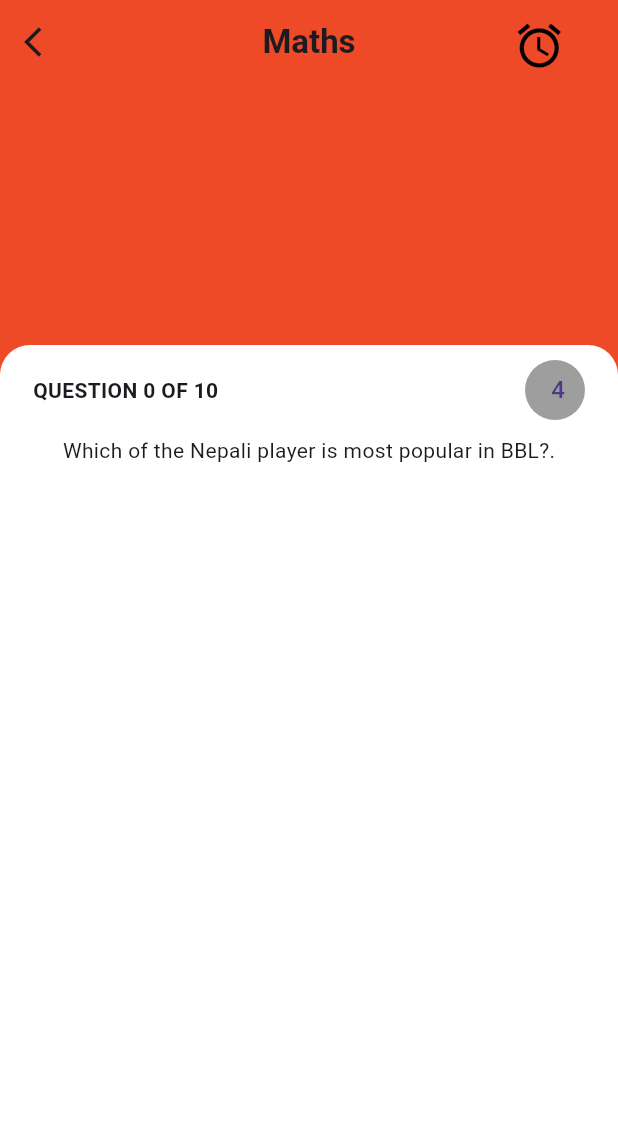
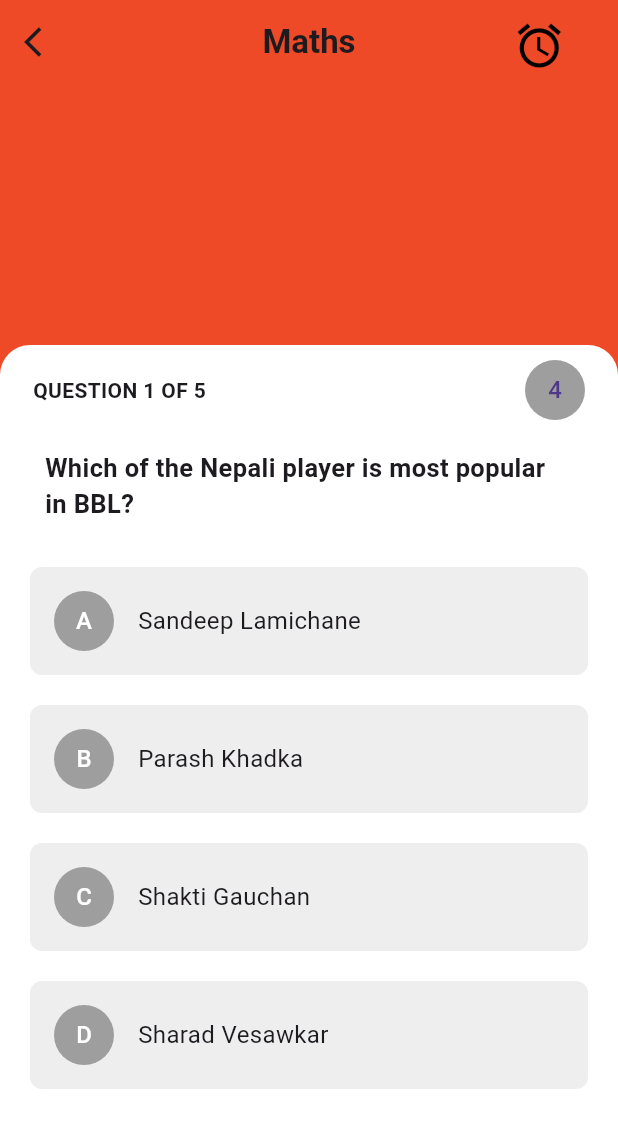
Before and after one commit to admin123KK/quizzes, a Flutter app: the Quizpage screen opened directly, on a phone screen of 412 x 824 dp. Shown: the top 1128 px of the screen. Run offline on Flutter 3.47's test engine with Material 3 defaults, Android fonts, the phone set to English and light mode, and no system bars.

Commit message:
question maths done

```diff
--- a/lib/mathsqpage.dart
+++ b/lib/mathsqpage.dart
@@ -10,9 +10,11 @@ class Quizpage extends StatefulWidget {
 }
 
 class _QuizpageState extends State<Quizpage> {
-  int currentqIndex = 0;
+  int currentqIndex = 0; // Start with the first question
+  int totalPoints = 0; // Track total points
   late Timer timer;
   int timeLeft = 5;
+  bool answered = false; // Track if the current question has been answered
 
   @override
   void initState() {
@@ -23,12 +25,11 @@ class _QuizpageState extends State<Quizpage> {
   @override
   void dispose() {
     timer.cancel();
-    super.initState();
-    startTimer();
+    super.dispose();
   }
 
   void startTimer() {
-    timer = Timer.periodic(Duration(seconds: 1), (Timer t) {
+    timer = Timer.periodic(const Duration(seconds: 1), (Timer t) {
       setState(() {
         if (timeLeft > 0) {
           timeLeft--;
@@ -44,30 +45,77 @@ class _QuizpageState extends State<Quizpage> {
       if (currentqIndex < question.length - 1) {
         currentqIndex++;
         timeLeft = 5;
+        answered = false; // Reset answer state for the next question
       } else {
         timer.cancel();
+        showResultDialog(); // Show total score dialog
       }
     });
   }
 
+  void checkAnswer(int index) {
+    if (answered) return; // Prevent multiple answers for the same question
+    setState(() {
+      answered = true;
+      if (options[currentqIndex][index] == correctAnswers[currentqIndex]) {
+        totalPoints += 10; // Add points for correct answer
+      }
+      Future.delayed(const Duration(seconds: 1), () {
+        moveToNextQuestion();
+      });
+    });
+  }
+
+  void showResultDialog() {
+    showDialog(
+      context: context,
+      builder: (context) {
+        return AlertDialog(
+          title: const Text('Quiz Completed'),
+          content: Text('Your total score is: $totalPoints'),
+          actions: [
+            TextButton(
+              onPressed: () {
+                Navigator.pop(context); // Close the dialog
+                Navigator.pop(context); // Go back to the previous screen
+              },
+              child: const Text('OK'),
+            ),
+          ],
+        );
+      },
+    );
+  }
+
   final List<String> question = [
-    'Which of the Nepali player is most popular in BBL?.',
-    'Which of the Nepali player is most popular in NPL?.',
-    'Which of the Nepali player is most popular in CPL?.',
-    'Which of the Nepali player is most popular in DPL?.',
+    'Which of the Nepali player is most popular in BBL?',
+    'Which of the Nepali player is most popular in NPL?',
+    'Which of the Nepali player is most popular in CPL?',
+    'Which of the Nepali player is most popular in DPL?',
+    'Which of the Nepali player is most popular in EPL?'
   ];
-  final List<String> options = [
+
+  final List<List<String>> options = [
+    ['Sandeep Lamichane', 'Parash Khadka', 'Shakti Gauchan', 'Sharad Vesawkar'],
+    ['Sandeep Lamichane', 'Parash Khadka', 'Shakti Gauchan', 'Binod Das'],
+    ['Paras Khadka', 'Sharad Vesawkar', 'Dipendra Airee', 'Sandeep Lamichane'],
+    ['Gyanendra Malla', 'Shakti Gauchan', 'Rohit Paudel', 'Sandeep Lamichane'],
+    ['Paras Khadka', 'Dipendra Airee', 'Kushal Bhurtel', 'Sandeep Lamichane'],
+  ];
+
+  final List<String> correctAnswers = [
     'Sandeep Lamichane',
     'Parash Khadka',
-    'Shakti Gauchan',
-    'Shakti Gauchan',
+    'Sandeep Lamichane',
+    'Sandeep Lamichane',
+    'Sandeep Lamichane',
   ];
 
   @override
   Widget build(BuildContext context) {
     return Scaffold(
       appBar: AppBar(
-          backgroundColor: Color(0XFFEF4A27),
+        backgroundColor: const Color(0XFFEF4A27),
         actions: [
           Padding(
             padding: const EdgeInsets.symmetric(horizontal: 40),
@@ -91,7 +139,8 @@ class _QuizpageState extends State<Quizpage> {
           onTap: () {
             Navigator.pop(context);
           },
-              child: const Icon(Icons.arrow_back_ios)),
+          child: const Icon(Icons.arrow_back_ios),
+        ),
       ),
       backgroundColor: const Color(0XFFEF4A27),
       body: Stack(
@@ -122,16 +171,72 @@ class _QuizpageState extends State<Quizpage> {
                             mainAxisAlignment: MainAxisAlignment.spaceBetween,
                             children: [
                               Text(
-                                  'QUESTION $currentqIndex OF 10',
-                                  style: TextStyle(fontWeight: FontWeight.bold),
+                                'QUESTION ${currentqIndex + 1} OF ${question.length}',
+                                style: const TextStyle(
+                                    fontWeight: FontWeight.bold),
                               ),
                               CircleAvatar(
                                 backgroundColor: Colors.grey,
-                                    child: Center(child: Text(' $timeLeft')))
+                                child: Center(child: Text('$timeLeft')),
+                              )
                             ],
                           ),
                         ),
-                          Center(child: Text(question[currentqIndex]))
+                        const SizedBox(height: 10),
+                        Center(
+                          child: Padding(
+                            padding: const EdgeInsets.symmetric(horizontal: 30),
+                            child: Text(
+                              question[currentqIndex],
+                              style: const TextStyle(
+                                  fontWeight: FontWeight.bold, fontSize: 17),
+                            ),
+                          ),
+                        ),
+                        const SizedBox(height: 20),
+                        ...options[currentqIndex].asMap().entries.map(
+                          (entry) {
+                            int idx = entry.key;
+                            String option = entry.value;
+                            bool isCorrect =
+                                option == correctAnswers[currentqIndex];
+                            return GestureDetector(
+                              onTap: () => checkAnswer(idx),
+                              child: Container(
+                                margin: const EdgeInsets.symmetric(
+                                    horizontal: 20, vertical: 10),
+                                padding: const EdgeInsets.all(16),
+                                decoration: BoxDecoration(
+                                  color: answered
+                                      ? (isCorrect ? Colors.green : Colors.red)
+                                      : Colors.grey[200],
+                                  borderRadius: BorderRadius.circular(8),
+                                ),
+                                child: Row(
+                                  children: [
+                                    CircleAvatar(
+                                      backgroundColor: answered
+                                          ? (isCorrect
+                                              ? Colors.green
+                                              : Colors.red)
+                                          : Colors.grey,
+                                      child: Text(
+                                        String.fromCharCode(65 + idx),
+                                        style: const TextStyle(
+                                            color: Colors.white),
+                                      ),
+                                    ),
+                                    const SizedBox(width: 16),
+                                    Text(
+                                      option,
+                                      style: const TextStyle(fontSize: 16),
+                                    ),
+                                  ],
+                                ),
+                              ),
+                            );
+                          },
+                        ).toList(),
                       ],
                     ),
                   ),
@@ -140,6 +245,7 @@ class _QuizpageState extends State<Quizpage> {
             ),
           ),
         ],
-        ));
+      ),
+    );
   }
 }
```
Lines whose indentation alone changed are shown as unchanged.
